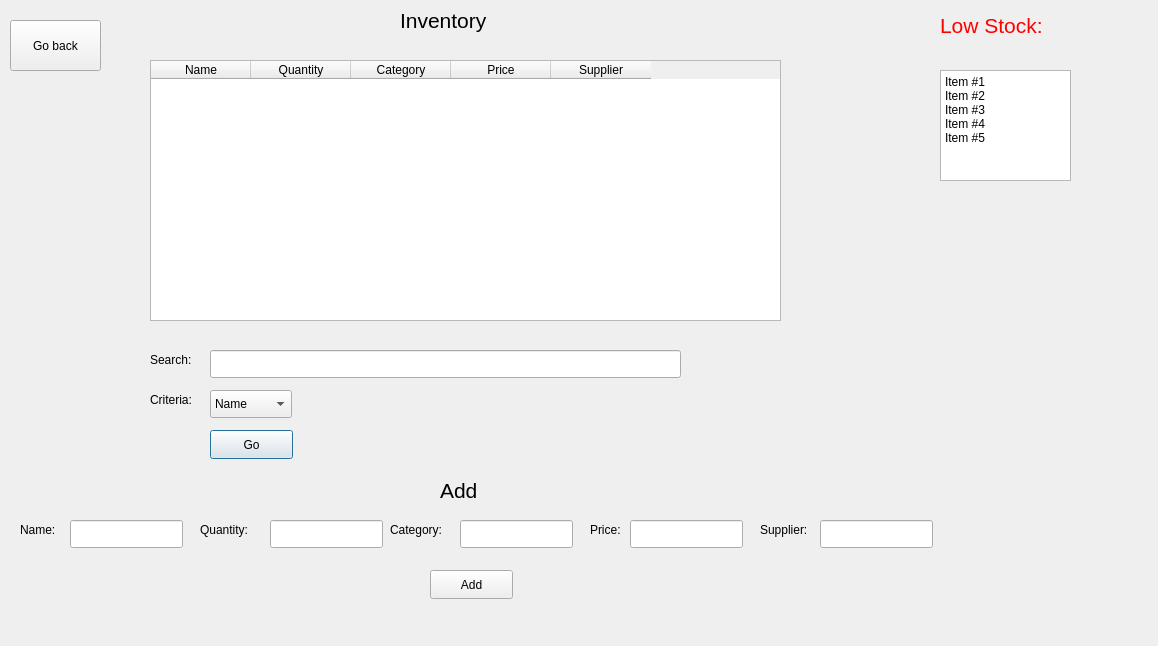
Hamdy410/CS2_lab_finalProject, file cs2_lab_final_project/inventoryform.ui: the form before one commit.
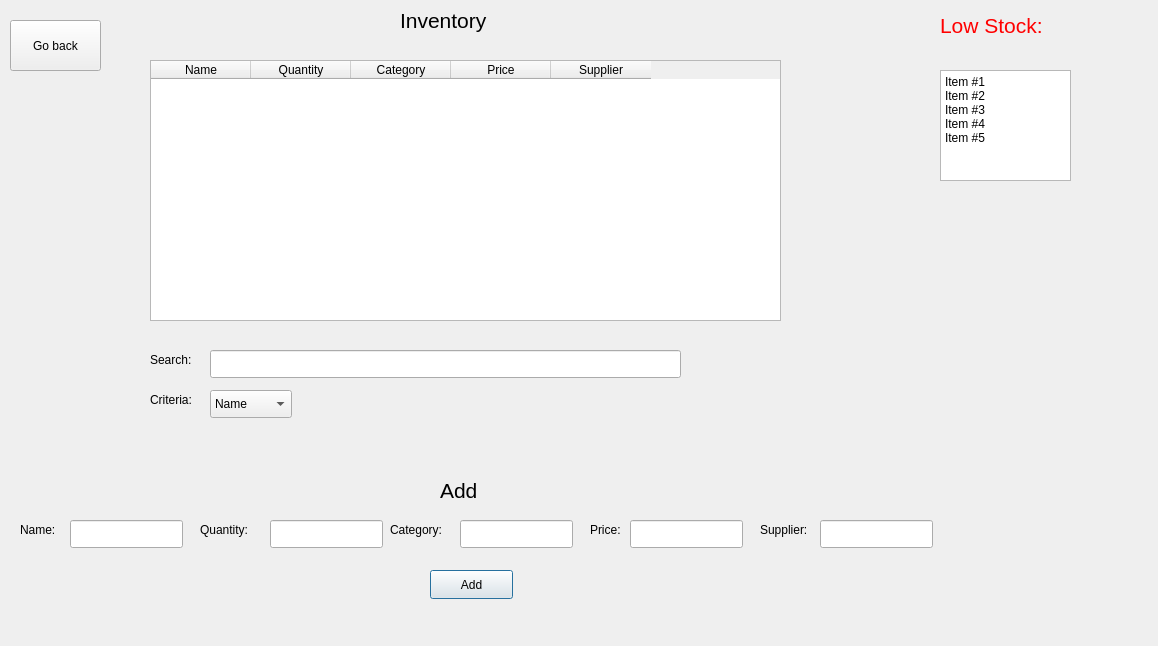
The form after the commit.

Commit message: Enhanced search algorithm

The edit to the form file:
```diff
--- a/cs2_lab_final_project/inventoryform.ui
+++ b/cs2_lab_final_project/inventoryform.ui
@@ -97,19 +97,6 @@
     </rect>
    </property>
   </widget>
-  <widget class="QPushButton" name="pushButtonSearch">
-   <property name="geometry">
-    <rect>
-     <x>210</x>
-     <y>430</y>
-     <width>83</width>
-     <height>29</height>
-    </rect>
-   </property>
-   <property name="text">
-    <string>Go</string>
-   </property>
-  </widget>
   <widget class="QComboBox" name="comboBoxCriteria">
    <property name="geometry">
     <rect>
```
The commit also changes 7 other files.
